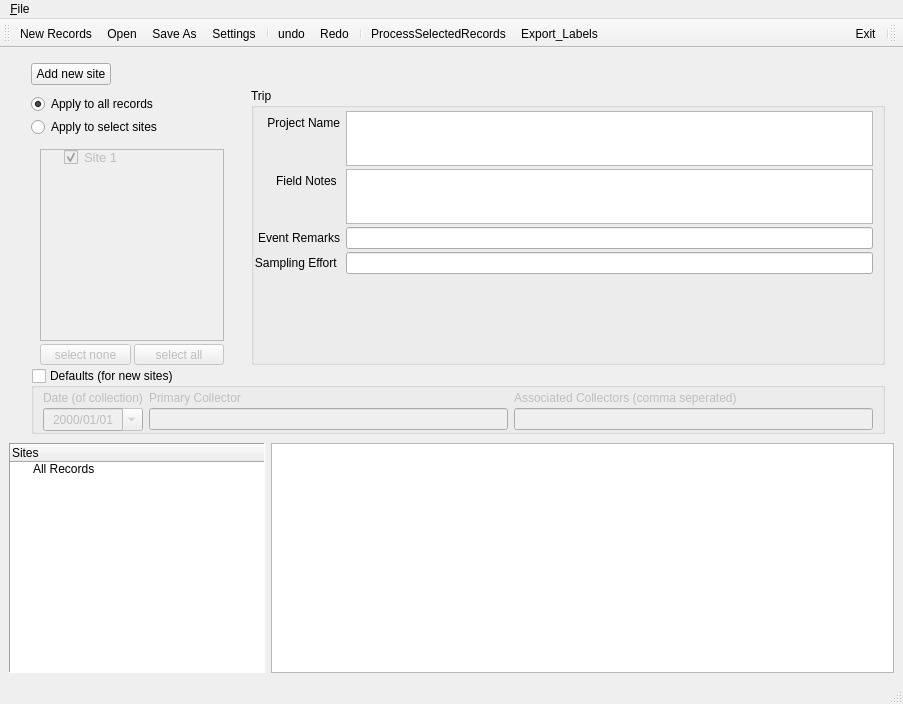
First picture: the form in ui/TestUI.ui, repository CapPow/collBook, before the edit.
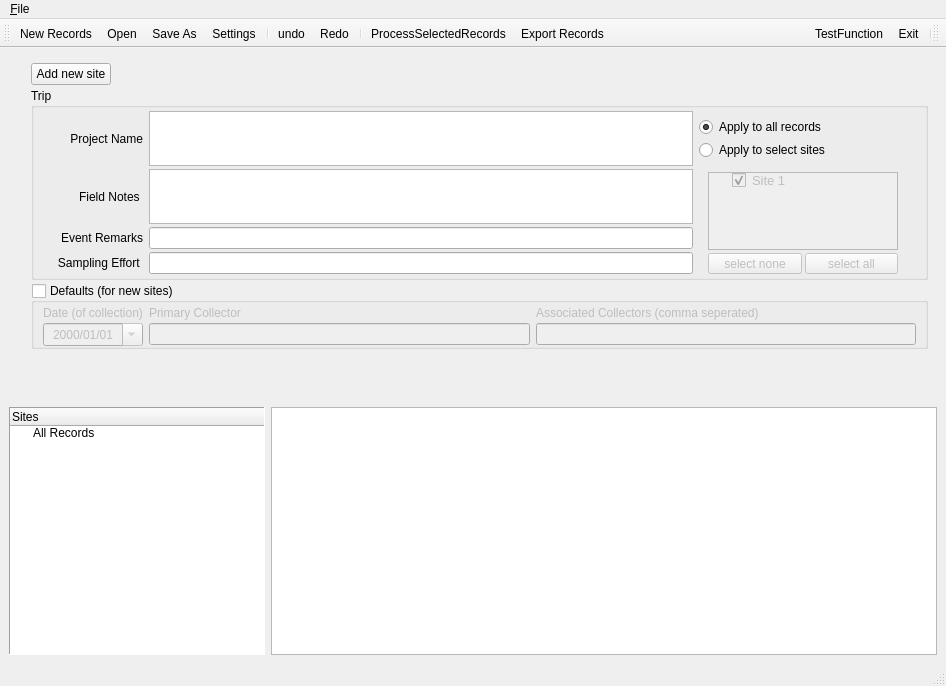
Second picture: the form after the edit. The open tabs and pages were chosen to show the change. Icons and pictures are not drawn. Custom widgets are drawn as their Qt base class.

Commit message: finished catalogNumber assignment, not associated with a button yet. Combined export options.

The edit to the form file:
```diff
--- a/ui/TestUI.ui
+++ b/ui/TestUI.ui
@@ -6,8 +6,8 @@
    <rect>
     <x>0</x>
     <y>0</y>
-    <width>903</width>
-    <height>704</height>
+    <width>946</width>
+    <height>686</height>
    </rect>
   </property>
   <property name="windowTitle">
@@ -108,111 +108,157 @@
               </item>
              </layout>
             </item>
-            <item row="4" column="0" colspan="2" alignment="Qt::AlignTop">
-             <widget class="QGroupBox" name="groupBox_newSite_defaults">
-              <property name="sizePolicy">
-               <sizepolicy hsizetype="Preferred" vsizetype="Minimum">
-                <horstretch>0</horstretch>
-                <verstretch>0</verstretch>
-               </sizepolicy>
+            <item row="0" column="1">
+             <spacer name="horizontalSpacer_3">
+              <property name="orientation">
+               <enum>Qt::Horizontal</enum>
               </property>
-              <property name="font">
-               <font>
-                <italic>false</italic>
-               </font>
+              <property name="sizeHint" stdset="0">
+               <size>
+                <width>40</width>
+                <height>20</height>
+               </size>
               </property>
-              <property name="layoutDirection">
-               <enum>Qt::LeftToRight</enum>
+             </spacer>
+            </item>
+            <item row="2" column="0" colspan="2">
+             <layout class="QHBoxLayout" name="horizontalLayout_16" stretch="0">
+              <property name="spacing">
+               <number>9</number>
               </property>
+              <item>
+               <widget class="QGroupBox" name="gridGroupBox">
               <property name="title">
-               <string>Defaults (for new sites)</string>
+                 <string>Trip</string>
               </property>
               <property name="checkable">
-               <bool>true</bool>
+                 <bool>false</bool>
               </property>
               <property name="checked">
                <bool>false</bool>
               </property>
-              <layout class="QGridLayout" name="gridLayout_5">
+                <layout class="QGridLayout" name="gridLayout_6" columnstretch="1,5,2">
+                 <property name="leftMargin">
+                  <number>0</number>
+                 </property>
                <property name="topMargin">
                 <number>3</number>
                </property>
                <property name="bottomMargin">
-                <number>0</number>
+                  <number>3</number>
                </property>
                <property name="verticalSpacing">
                 <number>3</number>
                </property>
-               <item row="0" column="0">
-                <widget class="QLabel" name="label_default_eventDate">
-                 <property name="text">
-                  <string>Date (of collection)</string>
-                 </property>
-                </widget>
-               </item>
-               <item row="0" column="1">
-                <widget class="QLabel" name="label_default_recordedBy">
-                 <property name="text">
-                  <string>Primary Collector</string>
-                 </property>
-                </widget>
-               </item>
-               <item row="0" column="2">
-                <widget class="QLabel" name="label_default_associatedCollectors">
-                 <property name="text">
-                  <string>Associated Collectors (comma seperated)</string>
-                 </property>
-                </widget>
-               </item>
-               <item row="1" column="0">
-                <widget class="QDateEdit" name="dateEdit_default_eventDate">
-                 <property name="sizePolicy">
-                  <sizepolicy hsizetype="Minimum" vsizetype="Minimum">
-                   <horstretch>0</horstretch>
-                   <verstretch>0</verstretch>
-                  </sizepolicy>
-                 </property>
-                 <property name="wrapping">
-                  <bool>false</bool>
-                 </property>
-                 <property name="alignment">
-                  <set>Qt::AlignCenter</set>
-                 </property>
-                 <property name="buttonSymbols">
-                  <enum>QAbstractSpinBox::UpDownArrows</enum>
-                 </property>
-                 <property name="accelerated">
-                  <bool>false</bool>
-                 </property>
-                 <property name="currentSection">
-                  <enum>QDateTimeEdit::DaySection</enum>
-                 </property>
-                 <property name="displayFormat">
-                  <string>yyyy/MM/dd</string>
-                 </property>
-                 <property name="calendarPopup">
-                  <bool>true</bool>
-                 </property>
-                 <property name="currentSectionIndex">
-                  <number>2</number>
-                 </property>
-                </widget>
-               </item>
                <item row="1" column="1">
-                <widget class="QLineEdit" name="lineEdit_default_recordedBy"/>
-               </item>
-               <item row="1" column="2">
-                <widget class="QLineEdit" name="lineEdit_default_associatedCollectors"/>
-               </item>
-              </layout>
-             </widget>
-            </item>
-            <item row="2" column="0" colspan="2">
-             <layout class="QHBoxLayout" name="horizontalLayout_16" stretch="1,3">
-              <property name="spacing">
-               <number>9</number>
-              </property>
-              <item>
+                  <widget class="QPlainTextEdit" name="plainTextEdit_fieldNotes">
+                   <property name="sizePolicy">
+                    <sizepolicy hsizetype="Expanding" vsizetype="Minimum">
+                     <horstretch>0</horstretch>
+                     <verstretch>0</verstretch>
+                    </sizepolicy>
+                   </property>
+                   <property name="minimumSize">
+                    <size>
+                     <width>0</width>
+                     <height>45</height>
+                    </size>
+                   </property>
+                   <property name="maximumSize">
+                    <size>
+                     <width>16777215</width>
+                     <height>55</height>
+                    </size>
+                   </property>
+                   <property name="sizeIncrement">
+                    <size>
+                     <width>0</width>
+                     <height>0</height>
+                    </size>
+                   </property>
+                   <property name="baseSize">
+                    <size>
+                     <width>0</width>
+                     <height>0</height>
+                    </size>
+                   </property>
+                  </widget>
+                 </item>
+                 <item row="3" column="0">
+                  <widget class="QLabel" name="label_samplingEffort">
+                   <property name="text">
+                    <string>Sampling Effort </string>
+                   </property>
+                   <property name="alignment">
+                    <set>Qt::AlignRight|Qt::AlignTrailing|Qt::AlignVCenter</set>
+                   </property>
+                  </widget>
+                 </item>
+                 <item row="2" column="0">
+                  <widget class="QLabel" name="label_eventRemarks">
+                   <property name="text">
+                    <string>Event Remarks</string>
+                   </property>
+                   <property name="alignment">
+                    <set>Qt::AlignRight|Qt::AlignTrailing|Qt::AlignVCenter</set>
+                   </property>
+                  </widget>
+                 </item>
+                 <item row="1" column="0">
+                  <widget class="QLabel" name="label_fieldNotes">
+                   <property name="text">
+                    <string>Field Notes </string>
+                   </property>
+                   <property name="alignment">
+                    <set>Qt::AlignRight|Qt::AlignTrailing|Qt::AlignVCenter</set>
+                   </property>
+                  </widget>
+                 </item>
+                 <item row="3" column="1">
+                  <widget class="QLineEdit" name="lineEdit_samplingEffort"/>
+                 </item>
+                 <item row="2" column="1">
+                  <widget class="QLineEdit" name="lineEdit_eventRemarks"/>
+                 </item>
+                 <item row="0" column="0">
+                  <widget class="QLabel" name="label_labelProject">
+                   <property name="sizePolicy">
+                    <sizepolicy hsizetype="Preferred" vsizetype="Minimum">
+                     <horstretch>0</horstretch>
+                     <verstretch>0</verstretch>
+                    </sizepolicy>
+                   </property>
+                   <property name="text">
+                    <string>Project Name</string>
+                   </property>
+                   <property name="alignment">
+                    <set>Qt::AlignRight|Qt::AlignTrailing|Qt::AlignVCenter</set>
+                   </property>
+                  </widget>
+                 </item>
+                 <item row="0" column="1">
+                  <widget class="QPlainTextEdit" name="plainTextEdit_labelProject">
+                   <property name="sizePolicy">
+                    <sizepolicy hsizetype="Expanding" vsizetype="Minimum">
+                     <horstretch>0</horstretch>
+                     <verstretch>0</verstretch>
+                    </sizepolicy>
+                   </property>
+                   <property name="minimumSize">
+                    <size>
+                     <width>0</width>
+                     <height>45</height>
+                    </size>
+                   </property>
+                   <property name="maximumSize">
+                    <size>
+                     <width>16777215</width>
+                     <height>55</height>
+                    </size>
+                   </property>
+                  </widget>
+                 </item>
+                 <item row="0" column="2" rowspan="4">
                <widget class="QFrame" name="frame_3">
                 <layout class="QVBoxLayout" name="verticalLayout_5">
                  <property name="spacing">
@@ -364,145 +410,122 @@
                 </layout>
                </widget>
               </item>
-              <item>
-               <widget class="QGroupBox" name="gridGroupBox">
+                </layout>
+               </widget>
+              </item>
+             </layout>
+            </item>
+            <item row="4" column="0" colspan="2">
+             <widget class="QGroupBox" name="groupBox_newSite_defaults">
+              <property name="sizePolicy">
+               <sizepolicy hsizetype="Preferred" vsizetype="Minimum">
+                <horstretch>0</horstretch>
+                <verstretch>0</verstretch>
+               </sizepolicy>
+              </property>
+              <property name="font">
+               <font>
+                <italic>false</italic>
+               </font>
+              </property>
+              <property name="layoutDirection">
+               <enum>Qt::LeftToRight</enum>
+              </property>
                 <property name="title">
-                 <string>Trip</string>
+               <string>Defaults (for new sites)</string>
                 </property>
                 <property name="checkable">
-                 <bool>false</bool>
+               <bool>true</bool>
                 </property>
                 <property name="checked">
                  <bool>false</bool>
                 </property>
-                <layout class="QFormLayout" name="formLayout_2">
-                 <property name="labelAlignment">
-                  <set>Qt::AlignRight|Qt::AlignTrailing|Qt::AlignVCenter</set>
-                 </property>
-                 <property name="verticalSpacing">
-                  <number>3</number>
-                 </property>
-                 <property name="leftMargin">
-                  <number>0</number>
-                 </property>
+              <layout class="QGridLayout" name="gridLayout_5">
                  <property name="topMargin">
                   <number>3</number>
                  </property>
                  <property name="bottomMargin">
+                <number>0</number>
+               </property>
+               <property name="verticalSpacing">
                   <number>3</number>
                  </property>
                  <item row="0" column="0">
-                  <widget class="QLabel" name="label_labelProject">
-                   <property name="sizePolicy">
-                    <sizepolicy hsizetype="Preferred" vsizetype="Minimum">
-                     <horstretch>0</horstretch>
-                     <verstretch>0</verstretch>
-                    </sizepolicy>
-                   </property>
+                <widget class="QLabel" name="label_default_eventDate">
                    <property name="text">
-                    <string>Project Name</string>
-                   </property>
-                   <property name="alignment">
-                    <set>Qt::AlignRight|Qt::AlignTrailing|Qt::AlignVCenter</set>
+                  <string>Date (of collection)</string>
                    </property>
                   </widget>
                  </item>
                  <item row="0" column="1">
-                  <widget class="QPlainTextEdit" name="plainTextEdit_labelProject">
-                   <property name="sizePolicy">
-                    <sizepolicy hsizetype="Expanding" vsizetype="Minimum">
-                     <horstretch>0</horstretch>
-                     <verstretch>0</verstretch>
-                    </sizepolicy>
-                   </property>
-                   <property name="minimumSize">
-                    <size>
-                     <width>0</width>
-                     <height>45</height>
-                    </size>
-                   </property>
-                   <property name="maximumSize">
-                    <size>
-                     <width>16777215</width>
-                     <height>55</height>
-                    </size>
+                <widget class="QLabel" name="label_default_recordedBy">
+                 <property name="text">
+                  <string>Primary Collector</string>
+                 </property>
+                </widget>
+               </item>
+               <item row="0" column="2">
+                <widget class="QLabel" name="label_default_associatedCollectors">
+                 <property name="text">
+                  <string>Associated Collectors (comma seperated)</string>
                    </property>
                   </widget>
                  </item>
                  <item row="1" column="0">
-                  <widget class="QLabel" name="label_fieldNotes">
-                   <property name="text">
-                    <string>Field Notes </string>
+                <widget class="QDateEdit" name="dateEdit_default_eventDate">
+                 <property name="sizePolicy">
+                  <sizepolicy hsizetype="Minimum" vsizetype="Minimum">
+                   <horstretch>0</horstretch>
+                   <verstretch>0</verstretch>
+                  </sizepolicy>
+                 </property>
+                 <property name="wrapping">
+                  <bool>false</bool>
                    </property>
                    <property name="alignment">
-                    <set>Qt::AlignRight|Qt::AlignTrailing|Qt::AlignVCenter</set>
+                  <set>Qt::AlignCenter</set>
+                 </property>
+                 <property name="buttonSymbols">
+                  <enum>QAbstractSpinBox::UpDownArrows</enum>
+                 </property>
+                 <property name="accelerated">
+                  <bool>false</bool>
+                 </property>
+                 <property name="currentSection">
+                  <enum>QDateTimeEdit::DaySection</enum>
+                 </property>
+                 <property name="displayFormat">
+                  <string>yyyy/MM/dd</string>
+                 </property>
+                 <property name="calendarPopup">
+                  <bool>true</bool>
+                 </property>
+                 <property name="currentSectionIndex">
+                  <number>2</number>
                    </property>
                   </widget>
                  </item>
                  <item row="1" column="1">
-                  <widget class="QPlainTextEdit" name="plainTextEdit_fieldNotes">
-                   <property name="sizePolicy">
-                    <sizepolicy hsizetype="Expanding" vsizetype="Minimum">
-                     <horstretch>0</horstretch>
-                     <verstretch>0</verstretch>
-                    </sizepolicy>
-                   </property>
-                   <property name="minimumSize">
-                    <size>
-                     <width>0</width>
-                     <height>45</height>
-                    </size>
-                   </property>
-                   <property name="maximumSize">
-                    <size>
-                     <width>16777215</width>
-                     <height>55</height>
-                    </size>
-                   </property>
-                   <property name="sizeIncrement">
-                    <size>
-                     <width>0</width>
-                     <height>0</height>
-                    </size>
-                   </property>
-                   <property name="baseSize">
-                    <size>
-                     <width>0</width>
-                     <height>0</height>
-                    </size>
-                   </property>
-                  </widget>
-                 </item>
-                 <item row="3" column="1">
-                  <widget class="QLineEdit" name="lineEdit_eventRemarks"/>
-                 </item>
-                 <item row="3" column="0">
-                  <widget class="QLabel" name="label_eventRemarks">
-                   <property name="text">
-                    <string>Event Remarks</string>
-                   </property>
-                   <property name="alignment">
-                    <set>Qt::AlignRight|Qt::AlignTrailing|Qt::AlignVCenter</set>
-                   </property>
-                  </widget>
-                 </item>
-                 <item row="4" column="1">
-                  <widget class="QLineEdit" name="lineEdit_samplingEffort"/>
-                 </item>
-                 <item row="4" column="0">
-                  <widget class="QLabel" name="label_samplingEffort">
-                   <property name="text">
-                    <string>Sampling Effort </string>
-                   </property>
-                   <property name="alignment">
-                    <set>Qt::AlignRight|Qt::AlignTrailing|Qt::AlignVCenter</set>
-                   </property>
-                  </widget>
-                 </item>
-                </layout>
-               </widget>
-              </item>
-             </layout>
+                <widget class="QLineEdit" name="lineEdit_default_recordedBy"/>
+               </item>
+               <item row="1" column="2">
+                <widget class="QLineEdit" name="lineEdit_default_associatedCollectors"/>
+               </item>
+              </layout>
+             </widget>
+            </item>
+            <item row="5" column="0">
+             <spacer name="verticalSpacer_2">
+              <property name="orientation">
+               <enum>Qt::Vertical</enum>
+              </property>
+              <property name="sizeHint" stdset="0">
+               <size>
+                <width>20</width>
+                <height>40</height>
+               </size>
+              </property>
+             </spacer>
             </item>
            </layout>
           </widget>
@@ -1469,7 +1492,7 @@
     <rect>
      <x>0</x>
      <y>0</y>
-     <width>903</width>
+     <width>946</width>
      <height>22</height>
     </rect>
    </property>
@@ -1504,7 +1527,7 @@
    <addaction name="action_Redo"/>
    <addaction name="separator"/>
    <addaction name="action_Verify_All"/>
-   <addaction name="action_Export_Labels"/>
+   <addaction name="action_Export_Records"/>
   </widget>
   <widget class="QToolBar" name="right_toolBar">
    <property name="sizePolicy">
@@ -1527,6 +1550,7 @@
    </attribute>
    <addaction name="separator"/>
    <addaction name="action_Exit"/>
+   <addaction name="actionTestFunction"/>
   </widget>
   <widget class="QStatusBar" name="statusbar"/>
   <action name="action_Open">
@@ -1667,6 +1691,18 @@
     <string>&amp;ProcessSelectedRecords</string>
    </property>
   </action>
+  <action name="action_Export_Records">
+   <property name="icon">
+    <iconset resource="resources/Resources.qrc">
+     <normaloff>:/rc_/truck.svg</normaloff>:/rc_/truck.svg</iconset>
+   </property>
+   <property name="text">
+    <string>&amp;Export Records</string>
+   </property>
+   <property name="toolTip">
+    <string>Export your records</string>
+   </property>
+  </action>
  </widget>
  <customwidgets>
   <customwidget>
```
Left out of the diff: 15 changed lines with no effect on the pictures. Lines whose indentation alone changed are shown as unchanged. The commit also changes 19 other files.
